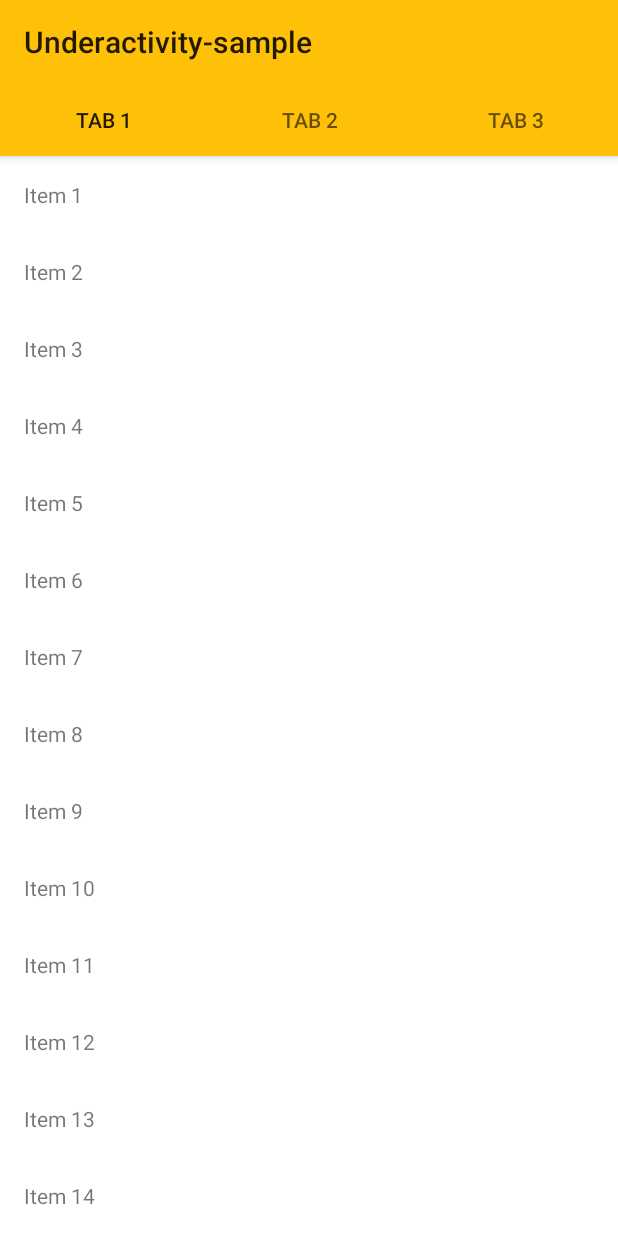
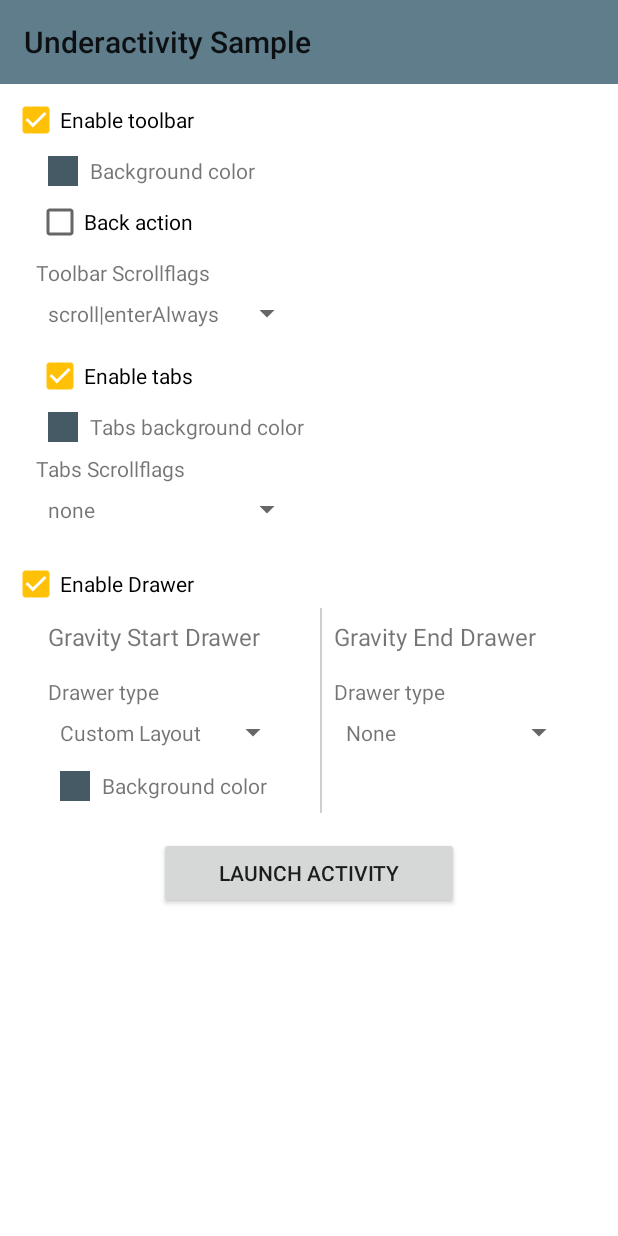
Before and after one commit to ydrojen/underactivity, an Android app: the screen it shows after launch (TestActivity before the commit, MainActivity after it), on a phone screen of 412 x 824 dp. Run offline under Robolectric (Android 15) with nearby library versions, the phone set to English and light mode, and no system bars; libraries missing offline, so code that uses them is left out: com.facebook.stetho, me.priyesh.chroma; 1 statement that could not run was skipped.

Commit message:
Main Sample xml & fix

```diff
--- a/sample/build.gradle
+++ b/sample/build.gradle
@@ -33,4 +33,6 @@ dependencies {
   compile project(':under-activity')
 
   compile 'com.facebook.stetho:stetho:1.3.1'
+
+  compile 'me.priyesh:chroma:1.0.2'
 }
--- /dev/null
+++ b/sample/src/main/java/com/underlegendz/underactivity_sample/MainActivity.java
@@ -0,0 +1,242 @@
+package com.underlegendz.underactivity_sample;
+/*
+ * Copyright (C) 2016 Jose Fuentes
+ *
+ * Licensed under the Apache License, Version 2.0 (the "License");
+ * you may not use this file except in compliance with the License.
+ * You may obtain a copy of the License at
+ *
+ *      http://www.apache.org/licenses/LICENSE-2.0
+ *
+ * Unless required by applicable law or agreed to in writing, software
+ * distributed under the License is distributed on an "AS IS" BASIS,
+ * WITHOUT WARRANTIES OR CONDITIONS OF ANY KIND, either express or implied.
+ * See the License for the specific language governing permissions and
+ * limitations under the License.
+ */
+
+import android.content.Intent;
+import android.os.Bundle;
+import android.support.annotation.ColorInt;
+import android.view.View;
+import android.widget.AdapterView;
+import android.widget.ArrayAdapter;
+import android.widget.CheckBox;
+import android.widget.CompoundButton;
+import android.widget.Spinner;
+import com.underlegendz.underactivity.UnderActivity;
+import me.priyesh.chroma.ChromaDialog;
+import me.priyesh.chroma.ColorMode;
+import me.priyesh.chroma.ColorSelectListener;
+
+public class MainActivity extends UnderActivity {
+  final int TOOLBAR_BG = 0, TABS_BG = 1, START_DRAWER_BG = 2, END_DRAWER_BG = 3;
+  Integer toolbarColor = 0xFF455A64, tabsColor = 0xFF455A64, startDrawerColor = 0xFF455A64,
+      endDrawerColor = 0xFF455A64;
+  CheckBox toolbarEnable, backAction, tabsEnable, drawerEnable, startNavigationViewHeader,
+      endNavigationViewHeader;
+  View bgToolbar, bgTabs, bgStartDrawer, bgEndDrawer, toolbarBgContainer, tabsBgContainer, launch,
+      endDrawerBgContainer, startDrawerBgContainer, toolbarConfig, drawerConfig, tabsSpinnerHint;
+  Spinner toolbarScrollFlags, tabsScrollFlags, startDrawerType, endDrawerType;
+
+  @Override
+  protected Builder configureActivityBuilder(Builder builder) {
+    return builder.setContentLayout(R.layout.main)
+        .enableToolbar(true)
+        .setToolbarBackgroundColor(getResources().getColor(R.color.primaryColor));
+  }
+
+  @Override
+  public void onPostCreate(Bundle savedInstanceState) {
+    super.onPostCreate(savedInstanceState);
+    bindActivity();
+    initializeActivity();
+  }
+
+  private void bindActivity() {
+    toolbarEnable = (CheckBox) findViewById(R.id.toolbar_enable);
+    tabsEnable = (CheckBox) findViewById(R.id.toolbar_tabs);
+    backAction = (CheckBox) findViewById(R.id.toolbar_back);
+    drawerEnable = (CheckBox) findViewById(R.id.drawer_enable);
+
+    bgToolbar = findViewById(R.id.toolbar_color);
+    toolbarBgContainer = findViewById(R.id.toolbar_color_container);
+    bgEndDrawer = findViewById(R.id.drawer_end_color);
+    endDrawerBgContainer = findViewById(R.id.drawer_end_color_container);
+    bgStartDrawer = findViewById(R.id.drawer_start_color);
+    startDrawerBgContainer = findViewById(R.id.drawer_start_color_container);
+    bgTabs = findViewById(R.id.toolbar_tabs_color);
+    tabsBgContainer = findViewById(R.id.toolbar_tabs_color_container);
+
+    toolbarConfig = findViewById(R.id.toolbar_configuration_container);
+    drawerConfig = findViewById(R.id.drawer_configuration_container);
+
+    toolbarScrollFlags = (Spinner) findViewById(R.id.toolbar_scroll_flags);
+    tabsScrollFlags = (Spinner) findViewById(R.id.toolbar_tabs_scroll_flags);
+    startDrawerType = (Spinner) findViewById(R.id.drawer_start_type_selector);
+    endDrawerType = (Spinner) findViewById(R.id.drawer_end_type_selector);
+
+    endNavigationViewHeader = (CheckBox) findViewById(R.id.drawer_end_header);
+    startNavigationViewHeader = (CheckBox) findViewById(R.id.drawer_start_header);
+    tabsSpinnerHint = findViewById(R.id.toolbar_tabs_scroll_flags_hint);
+
+    launch = findViewById(R.id.launch);
+  }
+
+  private void initializeActivity() {
+    toolbarEnable.setOnCheckedChangeListener(new CompoundButton.OnCheckedChangeListener() {
+      @Override
+      public void onCheckedChanged(CompoundButton compoundButton, boolean b) {
+        toolbarConfig.setVisibility(b ? View.VISIBLE : View.GONE);
+      }
+    });
+
+    tabsEnable.setOnCheckedChangeListener(new CompoundButton.OnCheckedChangeListener() {
+      @Override
+      public void onCheckedChanged(CompoundButton compoundButton, boolean b) {
+        int visibility = b ? View.VISIBLE : View.GONE;
+        tabsBgContainer.setVisibility(visibility);
+        tabsScrollFlags.setVisibility(visibility);
+        tabsSpinnerHint.setVisibility(visibility);
+      }
+    });
+
+    drawerEnable.setOnCheckedChangeListener(new CompoundButton.OnCheckedChangeListener() {
+      @Override
+      public void onCheckedChanged(CompoundButton compoundButton, boolean b) {
+        drawerConfig.setVisibility(b ? View.VISIBLE : View.GONE);
+      }
+    });
+
+    toolbarBgContainer.setOnClickListener(new View.OnClickListener() {
+      @Override
+      public void onClick(View view) {
+        selectColor(TOOLBAR_BG);
+      }
+    });
+
+    tabsBgContainer.setOnClickListener(new View.OnClickListener() {
+      @Override
+      public void onClick(View view) {
+        selectColor(TABS_BG);
+      }
+    });
+
+    startDrawerBgContainer.setOnClickListener(new View.OnClickListener() {
+      @Override
+      public void onClick(View view) {
+        selectColor(START_DRAWER_BG);
+      }
+    });
+
+    endDrawerBgContainer.setOnClickListener(new View.OnClickListener() {
+      @Override
+      public void onClick(View view) {
+        selectColor(END_DRAWER_BG);
+      }
+    });
+
+    toolbarScrollFlags.setAdapter(
+        ArrayAdapter.createFromResource(this, R.array.scroll_flags, R.layout.list_item));
+    toolbarScrollFlags.setSelection(2);
+
+    tabsScrollFlags.setAdapter(
+        ArrayAdapter.createFromResource(this, R.array.scroll_flags, R.layout.list_item));
+    startDrawerType.setAdapter(
+        ArrayAdapter.createFromResource(this, R.array.drawer_type, R.layout.list_item));
+    endDrawerType.setAdapter(
+        ArrayAdapter.createFromResource(this, R.array.drawer_type, R.layout.list_item));
+
+    startDrawerType.setOnItemSelectedListener(new AdapterView.OnItemSelectedListener() {
+      @Override
+      public void onItemSelected(AdapterView<?> adapterView, View view, int i, long l) {
+        startNavigationViewHeader.setVisibility(i == 1 ? View.VISIBLE : View.GONE);
+        startDrawerBgContainer.setVisibility(i != 0 ? View.VISIBLE : View.GONE);
+      }
+
+      @Override
+      public void onNothingSelected(AdapterView<?> adapterView) {
+
+      }
+    });
+
+    startDrawerType.setSelection(2);
+
+    endDrawerType.setOnItemSelectedListener(new AdapterView.OnItemSelectedListener() {
+      @Override
+      public void onItemSelected(AdapterView<?> adapterView, View view, int i, long l) {
+        endNavigationViewHeader.setVisibility(i == 1 ? View.VISIBLE : View.GONE);
+        endDrawerBgContainer.setVisibility(i != 0 ? View.VISIBLE : View.GONE);
+      }
+
+      @Override
+      public void onNothingSelected(AdapterView<?> adapterView) {
+
+      }
+    });
+
+    launch.setOnClickListener(new View.OnClickListener() {
+      @Override
+      public void onClick(View view) {
+        startDemo();
+      }
+    });
+  }
+
+  private void startDemo() {
+    Intent launch = new Intent(this, DemoActivity.class);
+    launch.putExtra(DemoActivity.KEY_TOOLBAR_ENABLE, toolbarEnable.isChecked());
+    launch.putExtra(DemoActivity.KEY_DRAWER_ENABLE, drawerEnable.isChecked());
+  }
+
+  private void selectColor(final int bg) {
+    int initialColor = 0;
+
+    switch (bg) {
+      case TOOLBAR_BG:
+        initialColor = toolbarColor;
+        break;
+      case TABS_BG:
+        initialColor = tabsColor;
+        break;
+      case START_DRAWER_BG:
+        initialColor = startDrawerColor;
+        break;
+      case END_DRAWER_BG:
+        initialColor = endDrawerColor;
+        break;
+    }
+
+    new ChromaDialog.Builder().initialColor(initialColor)
+        .colorMode(ColorMode.ARGB) // There's also ARGB and HSV
+        .onColorSelected(new ColorSelectListener() {
+          @Override
+          public void onColorSelected(@ColorInt int color) {
+            setColor(bg, color);
+          }
+        })
+        .create()
+        .show(getSupportFragmentManager(), "ChromaDialog");
+  }
+
+  private void setColor(int bg, int color) {
+    switch (bg) {
+      case TOOLBAR_BG:
+        toolbarColor = color;
+        bgToolbar.setBackgroundColor(color);
+        break;
+      case TABS_BG:
+        tabsColor = color;
+        bgTabs.setBackgroundColor(color);
+        break;
+      case START_DRAWER_BG:
+        startDrawerColor = color;
+        bgStartDrawer.setBackgroundColor(color);
+        break;
+      case END_DRAWER_BG:
+        endDrawerColor = color;
+        bgEndDrawer.setBackgroundColor(color);
+        break;
+    }
+  }
+}
--- a/sample/src/main/java/com/underlegendz/underactivity_sample/TestActivity.java
+++ /dev/null
@@ -1,69 +0,0 @@
-package com.underlegendz.underactivity_sample;
-/*
- * Copyright (C) 2016 Jose Fuentes
- *
- * Licensed under the Apache License, Version 2.0 (the "License");
- * you may not use this file except in compliance with the License.
- * You may obtain a copy of the License at
- *
- *      http://www.apache.org/licenses/LICENSE-2.0
- *
- * Unless required by applicable law or agreed to in writing, software
- * distributed under the License is distributed on an "AS IS" BASIS,
- * WITHOUT WARRANTIES OR CONDITIONS OF ANY KIND, either express or implied.
- * See the License for the specific language governing permissions and
- * limitations under the License.
- */
-
-import android.os.Bundle;
-import android.support.design.widget.TabLayout;
-import com.underlegendz.underactivity.UnderActivity;
-
-public class TestActivity extends UnderActivity {
-  @Override protected Builder configureActivityBuilder(Builder builder) {
-    return builder
-        //.setContentLayoutResource(R.layout.custom_layout)
-        .enableCoordinatorAppBarLayout(true)
-        .setToolbarScrollFlags(Builder.SCROLL_FLAG_SCROLL|Builder.SCROLL_FLAG_SNAP|Builder.SCROLL_FLAG_ENTER_ALWAYS)
-        .enableToolbarTabs(true)
-        .setToolbarBackgroundColor(getResources().getColor(R.color.accentColor))
-        .setDrawerCustomLayout(R.layout.custom_drawer);
-  }
-
-  @Override public void onPostCreate(Bundle savedInstanceState) {
-    super.onPostCreate(savedInstanceState);
-    setFragment(new RecyclerFragment());
-    TabLayout tabLayout = getTabLayout();
-    tabLayout.setTabMode(TabLayout.MODE_FIXED);
-    tabLayout.addTab(tabLayout.newTab().setText("Tab 1"));
-    tabLayout.addTab(tabLayout.newTab().setText("Tab 2"));
-    tabLayout.addTab(tabLayout.newTab().setText("Tab 3"));
-
-    //TextView text = (TextView) findViewById(R.id.text);
-    //TextView code = (TextView) findViewById(R.id.code);
-    //
-    //text.setText(R.string.drawer_customlayout_text);
-    //code.setText(R.string.drawer_customlayout_code);
-    //
-    //findViewById(R.id.next).setOnClickListener(new View.OnClickListener() {
-    //  @Override public void onClick(View v) {
-    //    Intent i = new Intent(v.getContext(), ToolbarActivity.class);
-    //    v.getContext().startActivity(i);
-    //  }
-    //});
-    //findViewById(R.id.next_drawer).setOnClickListener(new View.OnClickListener() {
-    //  @Override public void onClick(View v) {
-    //    Intent i = new Intent(v.getContext(), ToolbarActivity.class);
-    //    v.getContext().startActivity(i);
-    //  }
-    //});
-    //findViewById(R.id.share_drawer).setOnClickListener(new View.OnClickListener() {
-    //  @Override public void onClick(View v) {
-    //    Intent shareIntent = new Intent(Intent.ACTION_SEND);
-    //    shareIntent.setType("text/plain");
-    //    shareIntent.putExtra(Intent.EXTRA_TEXT, getString(R.string.share_url));
-    //    v.getContext().startActivity(Intent.createChooser(shareIntent, getString(R.string.share)));
-    //  }
-    //});
-  }
-}
--- /dev/null
+++ b/sample/src/main/res/layout/list_item.xml
@@ -0,0 +1,8 @@
+<?xml version="1.0" encoding="utf-8"?>
+<TextView xmlns:android="http://schemas.android.com/apk/res/android"
+  android:id="@android:id/text1"
+  android:layout_width="match_parent"
+  android:layout_height="wrap_content"
+  android:textSize="14sp"
+  android:gravity="center_vertical"
+  android:padding="8dp"/>
--- a/sample/src/main/res/layout/main.xml
+++ b/sample/src/main/res/layout/main.xml
@@ -6,7 +6,8 @@
   <RelativeLayout
     android:layout_width="match_parent"
     android:layout_height="wrap_content"
-    android:padding="8dp">
+    android:padding="8dp"
+    android:animateLayoutChanges="true">
 
     <CheckBox
       android:id="@+id/toolbar.enable"
@@ -20,7 +21,104 @@
       android:id="@+id/toolbar.configuration_container"
       android:layout_width="match_parent"
       android:layout_height="wrap_content"
-      android:layout_below="@+id/toolbar.enable">
+      android:layout_below="@+id/toolbar.enable"
+      android:layout_marginLeft="16dp"
+      android:animateLayoutChanges="true">
+
+      <LinearLayout
+        android:id="@+id/toolbar.color.container"
+        android:layout_width="wrap_content"
+        android:layout_height="wrap_content"
+        android:layout_alignParentTop="true"
+        android:layout_marginLeft="8dp"
+        android:gravity="center_vertical"
+        android:orientation="horizontal"
+        android:layout_marginTop="8dp">
+
+        <View
+          android:id="@+id/toolbar.color"
+          android:layout_height="20dp"
+          android:layout_width="20dp"
+          android:background="@color/primaryDarkColor"/>
+
+        <TextView
+          android:id="@+id/toolbar.color.hint"
+          android:layout_marginLeft="8dp"
+          android:layout_width="wrap_content"
+          android:layout_height="wrap_content"
+          android:text="@string/background_color" />
+
+      </LinearLayout>
+
+      <CheckBox
+        android:id="@+id/toolbar.back"
+        android:layout_width="wrap_content"
+        android:layout_height="wrap_content"
+        android:layout_below="@id/toolbar.color.container"
+        android:text="@string/toolbar.back"
+        android:layout_marginTop="8dp" />
+
+      <TextView
+        android:id="@+id/toolbar.scroll_flags.hint"
+        android:layout_width="wrap_content"
+        android:layout_height="wrap_content"
+        android:text="@string/toolbar.scrollflags"
+        android:layout_below="@+id/toolbar.back"
+        android:layout_marginTop="8dp" />
+
+      <android.support.v7.widget.AppCompatSpinner
+        android:id="@+id/toolbar.scroll_flags"
+        android:layout_width="wrap_content"
+        android:layout_height="wrap_content"
+        android:layout_below="@+id/toolbar.scroll_flags.hint" />
+
+      <CheckBox
+        android:id="@+id/toolbar.tabs"
+        android:layout_width="wrap_content"
+        android:layout_height="wrap_content"
+        android:layout_below="@+id/toolbar.scroll_flags"
+        android:text="@string/toolbar.tabs"
+        android:checked="true"
+        android:layout_marginTop="8dp" />
+
+      <LinearLayout
+        android:id="@+id/toolbar.tabs.color.container"
+        android:layout_width="wrap_content"
+        android:layout_height="wrap_content"
+        android:layout_below="@id/toolbar.tabs"
+        android:layout_marginLeft="8dp"
+        android:gravity="center_vertical"
+        android:orientation="horizontal"
+        android:layout_marginTop="8dp">
+
+        <View
+          android:id="@+id/toolbar.tabs.color"
+          android:layout_height="20dp"
+          android:layout_width="20dp"
+          android:background="@color/primaryDarkColor"/>
+
+        <TextView
+          android:id="@+id/toolbar.tabs.color.hint"
+          android:layout_marginLeft="8dp"
+          android:layout_width="wrap_content"
+          android:layout_height="wrap_content"
+          android:text="@string/toolbar.tabs.bg"/>
+
+      </LinearLayout>
+
+      <TextView
+        android:id="@+id/toolbar.tabs.scroll_flags.hint"
+        android:layout_width="wrap_content"
+        android:layout_height="wrap_content"
+        android:text="@string/tabs.scrollflags"
+        android:layout_below="@+id/toolbar.tabs.color.container"
+        android:layout_marginTop="8dp" />
+
+      <android.support.v7.widget.AppCompatSpinner
+        android:id="@+id/toolbar.tabs.scroll_flags"
+        android:layout_width="wrap_content"
+        android:layout_height="wrap_content"
+        android:layout_below="@+id/toolbar.tabs.scroll_flags.hint" />
 
     </RelativeLayout>
 
@@ -30,6 +128,7 @@
       android:layout_height="wrap_content"
       android:text="@string/drawer.enable"
       android:checked="true"
+      android:layout_marginTop="16dp"
       android:layout_below="@+id/toolbar.configuration_container" />
 
     <LinearLayout
@@ -37,18 +136,21 @@
       android:layout_width="match_parent"
       android:layout_height="wrap_content"
       android:orientation="horizontal"
+      android:layout_marginLeft="16dp"
       android:layout_below="@+id/drawer.enable">
 
       <RelativeLayout
         android:layout_width="0dp"
         android:layout_height="wrap_content"
         android:layout_weight="1"
-        android:padding="8dp">
+        android:padding="8dp"
+        android:animateLayoutChanges="true">
         <TextView
           android:id="@+id/drawer.start.title"
           android:layout_width="wrap_content"
           android:layout_height="wrap_content"
           android:text="@string/drawer.start"
+          android:textSize="16sp"
           android:layout_alignParentTop="true" />
 
         <TextView
@@ -56,23 +158,23 @@
           android:layout_width="wrap_content"
           android:layout_height="wrap_content"
           android:text="@string/drawer.type"
-          android:layout_below="@+id/drawer.start.title" />
+          android:layout_below="@+id/drawer.start.title"
+          android:layout_marginTop="16dp" />
 
         <android.support.v7.widget.AppCompatSpinner
           android:id="@+id/drawer.start.type_selector"
           android:layout_width="wrap_content"
           android:layout_height="wrap_content"
-          android:layout_below="@+id/drawer.start.title"
-          android:layout_toRightOf="@+id/drawer.start.type_selector.hint" />
+          android:layout_below="@+id/drawer.start.type_selector.hint" />
 
         <CheckBox
           android:id="@+id/drawer.start.header"
           android:layout_width="wrap_content"
           android:layout_height="wrap_content"
           android:text="@string/drawer.header"
-          android:layout_below="@+id/drawer.start.type_selector.hint" />
-
-
+          android:layout_below="@+id/drawer.start.type_selector"
+          android:layout_marginTop="8dp"
+          android:visibility="gone" />
 
         <LinearLayout
           android:id="@+id/drawer.start.color.container"
@@ -80,7 +182,10 @@
           android:layout_height="wrap_content"
           android:layout_below="@+id/drawer.start.header"
           android:gravity="center_vertical"
-          android:orientation="horizontal">
+          android:layout_marginLeft="8dp"
+          android:orientation="horizontal"
+          android:layout_marginTop="8dp"
+          android:visibility="gone">
 
           <View
             android:id="@+id/drawer.start.color"
@@ -93,7 +198,7 @@
             android:layout_marginLeft="8dp"
             android:layout_width="wrap_content"
             android:layout_height="wrap_content"
-            android:text="@string/drawer.color" />
+            android:text="@string/background_color" />
 
         </LinearLayout>
       </RelativeLayout>
@@ -107,12 +212,14 @@
         android:layout_width="0dp"
         android:layout_height="wrap_content"
         android:layout_weight="1"
-        android:padding="8dp">
+        android:padding="8dp"
+        android:animateLayoutChanges="true">
         <TextView
           android:id="@+id/drawer.end.title"
           android:layout_width="wrap_content"
           android:layout_height="wrap_content"
           android:text="@string/drawer.end"
+          android:textSize="16sp"
           android:layout_alignParentTop="true" />
 
         <TextView
@@ -120,21 +227,23 @@
           android:layout_width="wrap_content"
           android:layout_height="wrap_content"
           android:text="@string/drawer.type"
-          android:layout_below="@+id/drawer.end.title" />
+          android:layout_below="@+id/drawer.end.title"
+          android:layout_marginTop="16dp" />
 
         <android.support.v7.widget.AppCompatSpinner
           android:id="@+id/drawer.end.type_selector"
           android:layout_width="wrap_content"
           android:layout_height="wrap_content"
-          android:layout_below="@+id/drawer.end.title"
-          android:layout_toRightOf="@+id/drawer.end.type_selector.hint" />
+          android:layout_below="@+id/drawer.end.type_selector.hint" />
 
         <CheckBox
           android:id="@+id/drawer.end.header"
           android:layout_width="wrap_content"
           android:layout_height="wrap_content"
           android:text="@string/drawer.header"
-          android:layout_below="@+id/drawer.end.type_selector.hint" />
+          android:layout_below="@+id/drawer.end.type_selector"
+          android:layout_marginTop="8dp"
+          android:visibility="gone" />
 
         <LinearLayout
           android:id="@+id/drawer.end.color.container"
@@ -142,7 +251,10 @@
           android:layout_height="wrap_content"
           android:layout_below="@+id/drawer.end.header"
           android:gravity="center_vertical"
-          android:orientation="horizontal">
+          android:layout_marginLeft="8dp"
+          android:orientation="horizontal"
+          android:layout_marginTop="8dp"
+          android:visibility="gone">
 
           <View
             android:id="@+id/drawer.end.color"
@@ -155,14 +267,21 @@
             android:layout_marginLeft="8dp"
             android:layout_width="wrap_content"
             android:layout_height="wrap_content"
-            android:text="@string/drawer.color" />
+            android:text="@string/background_color" />
 
         </LinearLayout>
-
-        <!-- bg color -->
       </RelativeLayout>
 
     </LinearLayout>
+
+    <Button
+      android:id="@+id/launch"
+      android:layout_width="200dp"
+      android:layout_height="wrap_content"
+      android:text="@string/launch_activity"
+      android:layout_centerHorizontal="true"
+      android:layout_below="@+id/drawer.configuration_container"
+      android:layout_marginTop="16dp" />
   </RelativeLayout>
 
 </android.support.v4.widget.NestedScrollView>
--- a/sample/src/main/res/values/colors.xml
+++ /dev/null
@@ -1,6 +0,0 @@
-<?xml version="1.0" encoding="utf-8"?>
-<resources>
-  <color name="colorPrimary">#3F51B5</color>
-  <color name="colorPrimaryDark">#303F9F</color>
-  <color name="colorAccent">#FF4081</color>
-</resources>
--- a/sample/src/main/res/values/strings.xml
+++ b/sample/src/main/res/values/strings.xml
@@ -1,5 +1,5 @@
 <resources>
-  <string name="app_name">Underactivity-sample</string>
+  <string name="app_name">Underactivity Sample</string>
 
   <string name="maincontent_customlayout">Main Content: Custom Layout</string>
   <string name="maincontent_customlayout_text">Hello, I am a simple Activity created from custom layout resource. This is my code:</string>
@@ -91,6 +91,23 @@
   <string name="drawer.end">"Gravity End" Drawer</string>
   <string name="drawer.type">Drawer type</string>
   <string name="drawer.header">Enable NavigationView Header</string>
+  <string name="background_color">Background color</string>
+  <string name="toolbar.back">Back action</string>
+  <string name="toolbar.scrollflags">Toolbar Scrollflags</string>
+  <string name="tabs.scrollflags">Tabs Scrollflags</string>
+  <string name="toolbar.tabs">Enable tabs</string>
+  <string name="toolbar.tabs.bg">Tabs background color</string>
+  <string name="launch_activity">Launch Activity</string>
+  <string-array name="scroll_flags">
+    <item>none</item>
+    <item>scroll</item>
+    <item>scroll|enterAlways</item>
+  </string-array>
+  <string-array name="drawer_type">
+    <item>None</item>
+    <item>NavigationView</item>
+    <item>Custom Layout</item>
+  </string-array>
   <!--<string name="coordinator.enable">Enable CoordinatorLayout and AppBarLayout</string>-->
   <!--<string name="tabs.enable">Enable Tabs in Toolbar</string>-->
   <!--<string name="content.custom">Custom View/Resource</string>-->
--- a/under-activity/src/main/res/values/strings.xml
+++ /dev/null
@@ -1,4 +0,0 @@
-<?xml version="1.0" encoding="utf-8"?>
-<resources>
-  <string name="drawer.color">Background color</string>
-</resources>
```
Also changed, not shown: sample/src/main/AndroidManifest.xml (+2 -8 lines), sample/src/main/java/com/underlegendz/underactivity_sample/DemoActivity.java (added, +43 -0 lines), sample/src/main/res/values/styles.xml (+1 -6 lines), under-activity/src/main/java/com/underlegendz/underactivity/ConfigureToolbar.java (+6 -3 lines), sample/src/main/ic_launcher-web.png (added), sample/src/main/res/mipmap-hdpi/ic_launcher.png, sample/src/main/res/mipmap-mdpi/ic_launcher.png, sample/src/main/res/mipmap-xhdpi/ic_launcher.png, sample/src/main/res/mipmap-xxhdpi/ic_launcher.png, sample/src/main/res/mipmap-xxxhdpi/ic_launcher.png.
